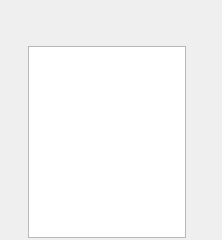
Old version of the form src/plugins/statuschanger/statuswidget.ui in the repository silvansky/Contacts.
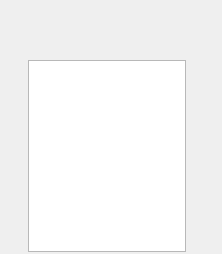
New version of the form. Custom widgets are drawn as their Qt base class.

Diff of the .ui file:
```diff
--- a/src/plugins/statuschanger/statuswidget.ui
+++ b/src/plugins/statuschanger/statuswidget.ui
@@ -7,7 +7,7 @@
     <x>0</x>
     <y>0</y>
     <width>222</width>
-    <height>240</height>
+    <height>254</height>
    </rect>
   </property>
   <property name="sizePolicy">
@@ -119,6 +119,9 @@
            <property name="textFormat">
             <enum>Qt::PlainText</enum>
            </property>
+           <property name="alignment">
+            <set>Qt::AlignLeading|Qt::AlignLeft|Qt::AlignTop</set>
+           </property>
            <property name="wordWrap">
             <bool>true</bool>
            </property>
```
